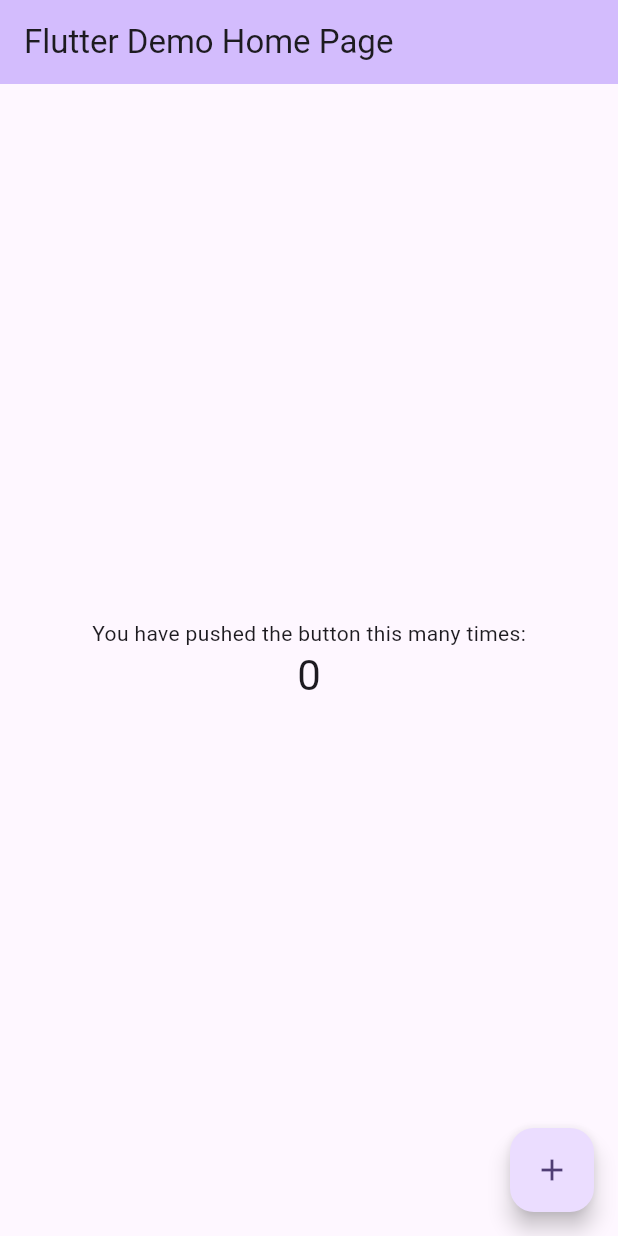
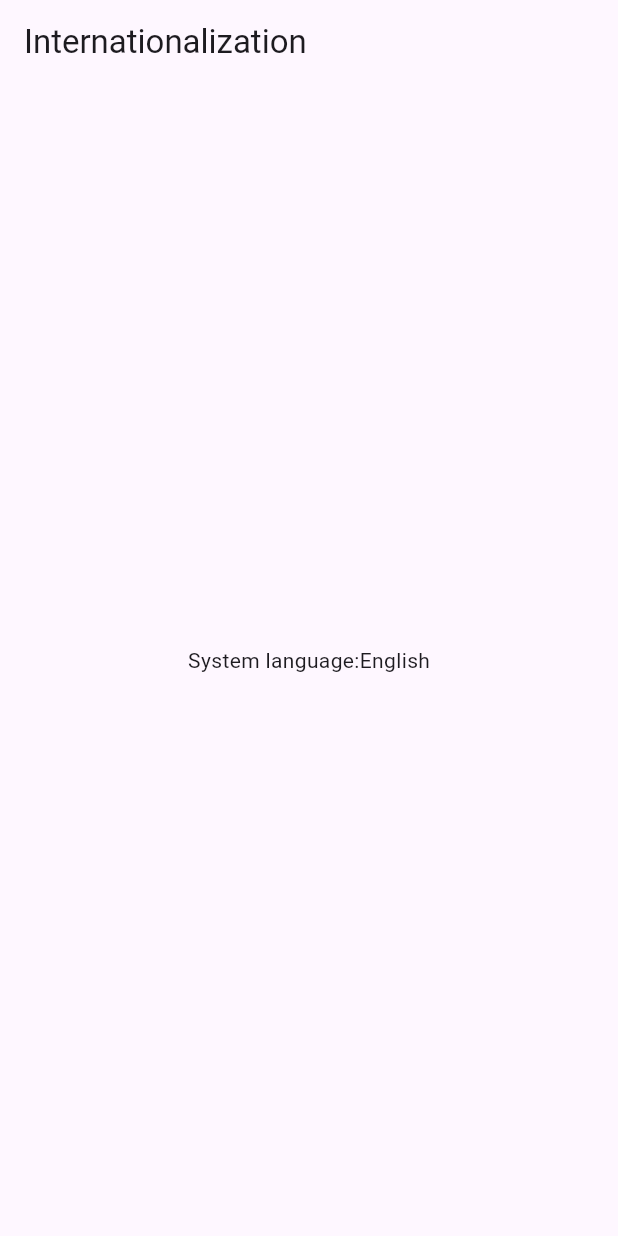
Before and after one commit to Sun-Kwak/internationalization, a Flutter app: the screen it shows after launch, on a phone screen of 412 x 824 dp. Run offline on Flutter 3.47's test engine with Material 3 defaults, Android fonts, the phone set to English and light mode, and no system bars; generated files the repository leaves out were written again.

Commit message:
[UPDATE] localization(system)

```diff
--- /dev/null
+++ b/l10n.yaml
@@ -0,0 +1,3 @@
+arb-dir: lib/l10n
+template-arb-file: app_en.arb
+output-localization-file: app_localizations.dart
--- /dev/null
+++ b/lib/home_page.dart
@@ -0,0 +1,41 @@
+import 'package:flutter/material.dart';
+import 'package:flutter_gen/gen_l10n/app_localizations.dart';
+
+class HomePage extends StatefulWidget {
+  const HomePage({super.key});
+
+  @override
+  State<HomePage> createState() => _HomePageState();
+}
+
+class _HomePageState extends State<HomePage> {
+  @override
+  Widget build(BuildContext context) {
+    return Scaffold(
+      appBar: AppBar(
+        title: const Text('Internationalization'),
+      ),
+      body: Center(
+        child: Column(
+          mainAxisAlignment: MainAxisAlignment.center,
+          children: <Widget>[
+            Row(
+              mainAxisAlignment: MainAxisAlignment.center,
+              children: [
+                Text(
+                  AppLocalizations.of(context)!.systemLanguage,
+                ),
+                const Text(
+                 ":",
+                ),
+                Text(
+                  AppLocalizations.of(context)!.language,
+                ),
+              ],
+            ),
+          ],
+        ),
+      )
+    );
+  }
+}
--- /dev/null
+++ b/lib/l10n/app_en.arb
@@ -0,0 +1,14 @@
+{
+  "language": "English",
+  "@language": {
+    "description": "The current language of the application."
+  },
+  "memo": "Memo",
+  "@memo": {
+    "description": "User's memo."
+  },
+  "systemLanguage": "System language",
+  "@systemLanguage": {
+    "description": "indicates the system language."
+  }
+}
--- /dev/null
+++ b/lib/l10n/app_ja.arb
@@ -0,0 +1,5 @@
+{
+  "language": "日本語",
+  "memo": "メモ",
+  "systemLanguage": "システム言語"
+}
--- /dev/null
+++ b/lib/l10n/app_ko.arb
@@ -0,0 +1,5 @@
+{
+  "language": "한국어",
+  "memo": "메모",
+  "systemLanguage": "시스템 언어"
+}
--- /dev/null
+++ b/lib/l10n/app_ru.arb
@@ -0,0 +1,5 @@
+{
+  "language": "Русский",
+  "memo": "Заметка",
+  "systemLanguage": "Системный язык"
+}
--- /dev/null
+++ b/lib/l10n/app_zh.arb
@@ -0,0 +1,5 @@
+{
+  "language": "中文",
+  "memo": "备忘录",
+  "systemLanguage": "系统语言"
+}
--- /dev/null
+++ b/lib/l10n/l10n.dart
@@ -0,0 +1,12 @@
+
+import 'package:flutter/material.dart';
+
+class L10n {
+  static final all = <Locale>[
+    const Locale('en', 'US'),
+    const Locale('ko', 'KR'),
+    const Locale('zh', 'CN'),
+    const Locale('ja', 'JP'),
+    const Locale('ru', 'RU'),
+  ];
+}
--- a/lib/main.dart
+++ b/lib/main.dart
@@ -1,4 +1,9 @@
 import 'package:flutter/material.dart';
+import 'package:internationalization/home_page.dart';
+import 'package:internationalization/l10n/l10n.dart';
+import 'package:flutter_gen/gen_l10n/app_localizations.dart';
+import 'package:flutter_localizations/flutter_localizations.dart';
+
 
 void main() {
   runApp(const MyApp());
@@ -11,115 +16,14 @@ class MyApp extends StatelessWidget {
   @override
   Widget build(BuildContext context) {
     return MaterialApp(
-      title: 'Flutter Demo',
-      theme: ThemeData(
-        // This is the theme of your application.
-        //
-        // TRY THIS: Try running your application with "flutter run". You'll see
-        // the application has a purple toolbar. Then, without quitting the app,
-        // try changing the seedColor in the colorScheme below to Colors.green
-        // and then invoke "hot reload" (save your changes or press the "hot
-        // reload" button in a Flutter-supported IDE, or press "r" if you used
-        // the command line to start the app).
-        //
-        // Notice that the counter didn't reset back to zero; the application
-        // state is not lost during the reload. To reset the state, use hot
-        // restart instead.
-        //
-        // This works for code too, not just values: Most code changes can be
-        // tested with just a hot reload.
-        colorScheme: ColorScheme.fromSeed(seedColor: Colors.deepPurple),
-        useMaterial3: true,
-      ),
-      home: const MyHomePage(title: 'Flutter Demo Home Page'),
+      supportedLocales: L10n.all,
+      localizationsDelegates:  const [
+        AppLocalizations.delegate,
+        GlobalMaterialLocalizations.delegate,
+        GlobalWidgetsLocalizations.delegate,
+        GlobalCupertinoLocalizations.delegate,
+      ],
+      home: const HomePage(),
     );
   }
 }
-
-class MyHomePage extends StatefulWidget {
-  const MyHomePage({super.key, required this.title});
-
-  // This widget is the home page of your application. It is stateful, meaning
-  // that it has a State object (defined below) that contains fields that affect
-  // how it looks.
-
-  // This class is the configuration for the state. It holds the values (in this
-  // case the title) provided by the parent (in this case the App widget) and
-  // used by the build method of the State. Fields in a Widget subclass are
-  // always marked "final".
-
-  final String title;
-
-  @override
-  State<MyHomePage> createState() => _MyHomePageState();
-}
-
-class _MyHomePageState extends State<MyHomePage> {
-  int _counter = 0;
-
-  void _incrementCounter() {
-    setState(() {
-      // This call to setState tells the Flutter framework that something has
-      // changed in this State, which causes it to rerun the build method below
-      // so that the display can reflect the updated values. If we changed
-      // _counter without calling setState(), then the build method would not be
-      // called again, and so nothing would appear to happen.
-      _counter++;
-    });
-  }
-
-  @override
-  Widget build(BuildContext context) {
-    // This method is rerun every time setState is called, for instance as done
-    // by the _incrementCounter method above.
-    //
-    // The Flutter framework has been optimized to make rerunning build methods
-    // fast, so that you can just rebuild anything that needs updating rather
-    // than having to individually change instances of widgets.
-    return Scaffold(
-      appBar: AppBar(
-        // TRY THIS: Try changing the color here to a specific color (to
-        // Colors.amber, perhaps?) and trigger a hot reload to see the AppBar
-        // change color while the other colors stay the same.
-        backgroundColor: Theme.of(context).colorScheme.inversePrimary,
-        // Here we take the value from the MyHomePage object that was created by
-        // the App.build method, and use it to set our appbar title.
-        title: Text(widget.title),
-      ),
-      body: Center(
-        // Center is a layout widget. It takes a single child and positions it
-        // in the middle of the parent.
-        child: Column(
-          // Column is also a layout widget. It takes a list of children and
-          // arranges them vertically. By default, it sizes itself to fit its
-          // children horizontally, and tries to be as tall as its parent.
-          //
-          // Column has various properties to control how it sizes itself and
-          // how it positions its children. Here we use mainAxisAlignment to
-          // center the children vertically; the main axis here is the vertical
-          // axis because Columns are vertical (the cross axis would be
-          // horizontal).
-          //
-          // TRY THIS: Invoke "debug painting" (choose the "Toggle Debug Paint"
-          // action in the IDE, or press "p" in the console), to see the
-          // wireframe for each widget.
-          mainAxisAlignment: MainAxisAlignment.center,
-          children: <Widget>[
-            const Text(
-              'You have pushed the button this many times:',
-            ),
-            Text(
-              '$_counter',
-              style: Theme.of(context).textTheme.headlineMedium,
-            ),
-          ],
-        ),
-      ),
-      floatingActionButton: FloatingActionButton(
-        onPressed: _incrementCounter,
-        tooltip: 'Increment',
-        child: const Icon(Icons.add),
-      ), // This trailing comma makes auto-formatting nicer for build methods.
-    );
-  }
-}
--- a/pubspec.yaml
+++ b/pubspec.yaml
@@ -35,6 +35,8 @@ dependencies:
   # The following adds the Cupertino Icons font to your application.
   # Use with the CupertinoIcons class for iOS style icons.
   cupertino_icons: ^1.0.2
+  flutter_localization: ^0.2.0
+  intl: ^0.18.1
 
 dev_dependencies:
   flutter_test:
@@ -57,6 +59,7 @@ flutter:
   # included with your application, so that you can use the icons in
   # the material Icons class.
   uses-material-design: true
+  generate: true
 
   # To add assets to your application, add an assets section, like this:
   # assets:
```
Also changed, not shown: pubspec.lock, 7 other files.
